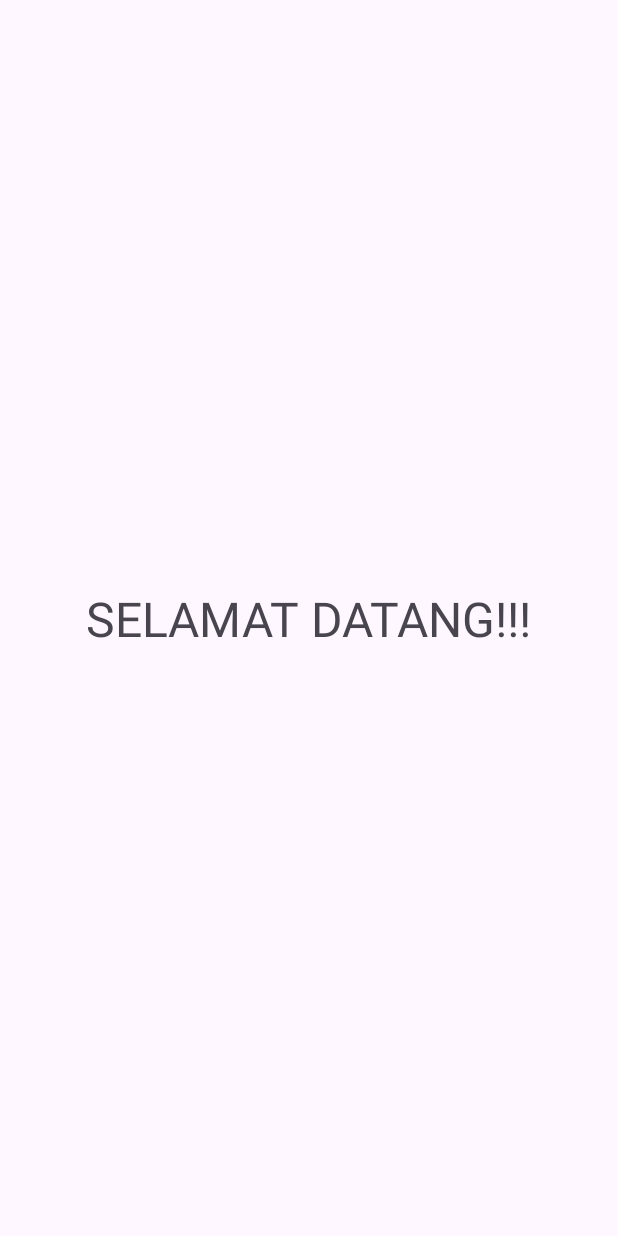
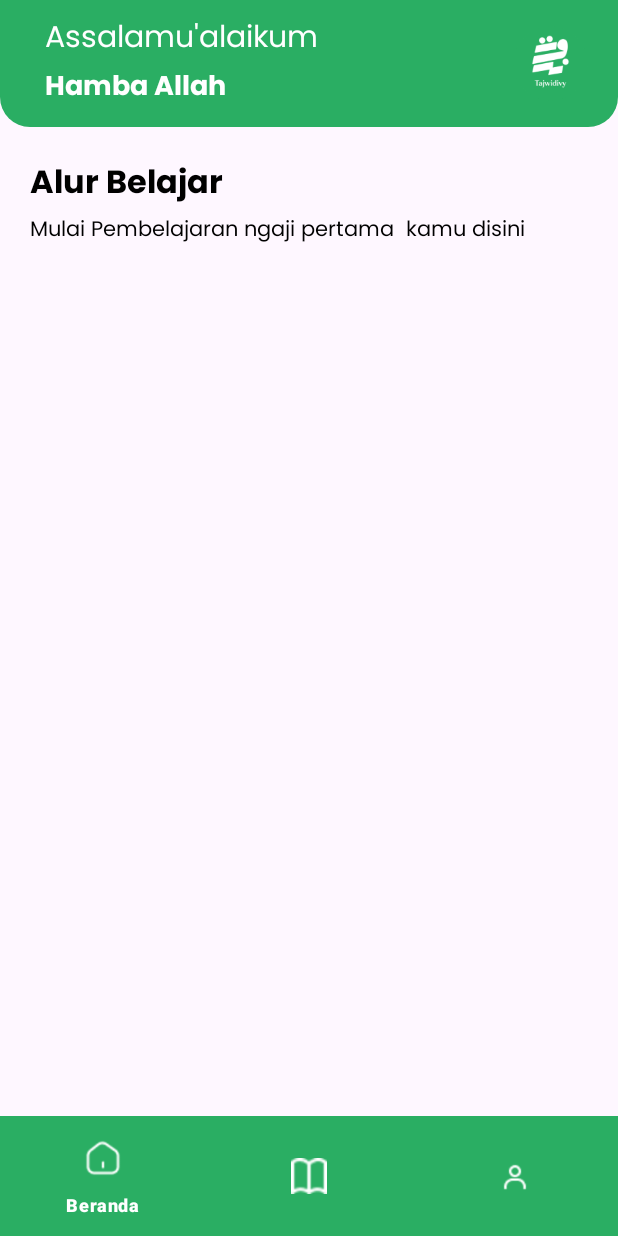
Before and after one commit to ardenaAfif/Tajwidify, an Android app: the screen it shows after launch once a user with an empty profile is signed in (HomeActivity), on a phone screen of 412 x 824 dp. Run offline under Robolectric (Android 15) with nearby library versions, the phone set to English and light mode, and no system bars; our stand-ins replace CircleImageView, Dagger/Hilt's generated code, Firebase (no records; nobody signed in at launch, a user with empty details on screens opened directly).

Commit message:
[add] Added bottomNavigationbar (home, doa and profile)

```diff
--- a/app/build.gradle.kts
+++ b/app/build.gradle.kts
@@ -44,9 +44,9 @@ android {
 }
 
 dependencies {
-    implementation("androidx.activity:activity:1.8.0")
+    implementation("androidx.activity:activity-ktx:1.8.2")
     //Navigation component
-    val navVersion = "2.6.0"
+    val navVersion = "2.7.6"
     implementation("androidx.navigation:navigation-fragment-ktx:$navVersion")
     implementation("androidx.navigation:navigation-ui-ktx:$navVersion")
 
--- a/app/src/main/java/com/kuliah/pkm/tajwidify/ui/home/HomeActivity.kt
+++ b/app/src/main/java/com/kuliah/pkm/tajwidify/ui/home/HomeActivity.kt
@@ -1,21 +1,45 @@
 package com.kuliah.pkm.tajwidify.ui.home
 
 import android.os.Bundle
-import androidx.activity.enableEdgeToEdge
 import androidx.appcompat.app.AppCompatActivity
-import androidx.core.view.ViewCompat
-import androidx.core.view.WindowInsetsCompat
+import androidx.fragment.app.Fragment
 import com.kuliah.pkm.tajwidify.R
+import com.kuliah.pkm.tajwidify.databinding.ActivityHomeBinding
+import com.kuliah.pkm.tajwidify.ui.doa.DoaFragment
+import com.kuliah.pkm.tajwidify.ui.profile.ProfileFragment
 
 class HomeActivity : AppCompatActivity() {
+
+    val binding by lazy {
+        ActivityHomeBinding.inflate(layoutInflater)
+    }
+
+
     override fun onCreate(savedInstanceState: Bundle?) {
         super.onCreate(savedInstanceState)
-        enableEdgeToEdge()
-        setContentView(R.layout.activity_home)
-        ViewCompat.setOnApplyWindowInsetsListener(findViewById(R.id.main)) { v, insets ->
-            val systemBars = insets.getInsets(WindowInsetsCompat.Type.systemBars())
-            v.setPadding(systemBars.left, systemBars.top, systemBars.right, systemBars.bottom)
-            insets
+        setContentView(binding.root)
+
+        binding.bottomNavView.setOnItemSelectedListener { menuItem ->
+            when(menuItem.itemId) {
+                R.id.home -> {
+                    replaceFragment(HomeFragment())
+                    true
+                }
+                R.id.doa -> {
+                    replaceFragment(DoaFragment())
+                    true
+                }
+                R.id.profile -> {
+                    replaceFragment(ProfileFragment())
+                    true
+                }
+                else -> false
+            }
         }
+        replaceFragment(HomeFragment())
+    }
+
+    private fun replaceFragment(fragment: Fragment){
+        supportFragmentManager.beginTransaction().replace(R.id.fragmentHomeView, fragment).commit()
     }
 }
--- /dev/null
+++ b/app/src/main/java/com/kuliah/pkm/tajwidify/ui/home/HomeFragment.kt
@@ -0,0 +1,27 @@
+package com.kuliah.pkm.tajwidify.ui.home
+
+import android.os.Bundle
+import androidx.fragment.app.Fragment
+import android.view.LayoutInflater
+import android.view.View
+import android.view.ViewGroup
+import com.kuliah.pkm.tajwidify.R
+import com.kuliah.pkm.tajwidify.databinding.FragmentHomeBinding
+
+class HomeFragment : Fragment() {
+
+    private lateinit var binding: FragmentHomeBinding
+
+    override fun onCreateView(
+        inflater: LayoutInflater, container: ViewGroup?,
+        savedInstanceState: Bundle?
+    ): View {
+        binding = FragmentHomeBinding.inflate(layoutInflater)
+        return binding.root
+    }
+
+    override fun onViewCreated(view: View, savedInstanceState: Bundle?) {
+        super.onViewCreated(view, savedInstanceState)
+    }
+
+}
--- /dev/null
+++ b/app/src/main/res/drawable/bg_toolbar.xml
@@ -0,0 +1,12 @@
+<?xml version="1.0" encoding="utf-8"?>
+<shape xmlns:android="http://schemas.android.com/apk/res/android"
+    android:shape="rectangle">
+
+    <solid
+        android:color="@color/green"/>
+
+    <corners
+        android:bottomLeftRadius="20dp"
+        android:bottomRightRadius="20dp"/>
+
+</shape>
--- /dev/null
+++ b/app/src/main/res/drawable/ic_arrow_back.xml
@@ -0,0 +1,5 @@
+<vector xmlns:android="http://schemas.android.com/apk/res/android" android:height="24dp" android:tint="#FFFFFF" android:viewportHeight="24" android:viewportWidth="24" android:width="24dp">
+
+    <path android:fillColor="@android:color/white" android:pathData="M17.77,3.77l-1.77,-1.77l-10,10l10,10l1.77,-1.77l-8.23,-8.23z"/>
+
+</vector>
--- a/app/src/main/res/layout/activity_home.xml
+++ b/app/src/main/res/layout/activity_home.xml
@@ -7,14 +7,29 @@
     android:layout_height="match_parent"
     tools:context=".ui.home.HomeActivity">
 
-    <TextView
-        android:layout_width="wrap_content"
-        android:layout_height="wrap_content"
-        android:text="SELAMAT DATANG!!!"
-        android:textSize="32sp"
-        app:layout_constraintBottom_toBottomOf="parent"
+    <fragment
+        android:id="@+id/fragmentHomeView"
+        android:name="androidx.navigation.fragment.NavHostFragment"
+        android:layout_width="match_parent"
+        android:layout_height="0dp"
+        tools:layout="@layout/fragment_home"
+        app:layout_constraintBottom_toTopOf="@+id/bottomNavView"
         app:layout_constraintEnd_toEndOf="parent"
         app:layout_constraintStart_toStartOf="parent"
         app:layout_constraintTop_toTopOf="parent" />
 
+    <com.google.android.material.bottomnavigation.BottomNavigationView
+        android:id="@+id/bottomNavView"
+        android:layout_width="wrap_content"
+        android:layout_height="wrap_content"
+        android:background="@color/green"
+        app:itemIconTint="@color/white"
+        app:itemTextColor="@color/white"
+        app:itemActiveIndicatorStyle="@style/App.Custom.Indicator"
+        app:labelVisibilityMode="selected"
+        app:layout_constraintBottom_toBottomOf="parent"
+        app:layout_constraintEnd_toEndOf="parent"
+        app:layout_constraintStart_toStartOf="parent"
+        app:menu="@menu/bottom_navbar" />
+
 </androidx.constraintlayout.widget.ConstraintLayout>
--- /dev/null
+++ b/app/src/main/res/layout/fragment_home.xml
@@ -0,0 +1,100 @@
+<?xml version="1.0" encoding="utf-8"?>
+<androidx.constraintlayout.widget.ConstraintLayout xmlns:android="http://schemas.android.com/apk/res/android"
+    xmlns:app="http://schemas.android.com/apk/res-auto"
+    xmlns:tools="http://schemas.android.com/tools"
+    android:layout_width="match_parent"
+    android:layout_height="match_parent"
+    tools:context=".ui.home.HomeFragment">
+
+    <LinearLayout
+        android:id="@+id/linearLayout"
+        android:layout_width="match_parent"
+        android:layout_height="wrap_content"
+        android:background="@drawable/bg_toolbar"
+        android:orientation="horizontal"
+        android:paddingStart="30dp"
+        android:paddingEnd="20dp"
+        android:paddingTop="10dp"
+        android:paddingBottom="10dp"
+        app:layout_constraintEnd_toEndOf="parent"
+        app:layout_constraintStart_toStartOf="parent"
+        app:layout_constraintTop_toTopOf="parent">
+
+        <LinearLayout
+            android:layout_width="0dp"
+            android:layout_height="wrap_content"
+            android:layout_weight="1"
+            android:orientation="vertical"
+            app:layout_constraintEnd_toEndOf="parent"
+            app:layout_constraintStart_toStartOf="parent"
+            app:layout_constraintTop_toTopOf="parent">
+
+            <TextView
+                android:id="@+id/textView"
+                android:layout_width="wrap_content"
+                android:layout_height="wrap_content"
+                android:fontFamily="@font/poppins_regular"
+                android:text="Assalamu'alaikum"
+                android:textColor="@color/white"
+                android:textSize="20sp"
+                app:layout_constraintStart_toStartOf="parent"
+                app:layout_constraintTop_toTopOf="parent" />
+
+            <TextView
+                android:id="@+id/firstName"
+                android:layout_width="wrap_content"
+                android:layout_height="wrap_content"
+                android:fontFamily="@font/poppins_bold"
+                android:text="Hamba Allah"
+                android:textColor="@color/white"
+                android:textSize="18sp"
+                app:layout_constraintStart_toStartOf="parent"
+                app:layout_constraintTop_toBottomOf="@+id/textView" />
+        </LinearLayout>
+
+        <de.hdodenhof.circleimageview.CircleImageView
+            android:layout_width="50dp"
+            android:layout_height="50dp"
+            android:layout_gravity="center_vertical"
+            android:src="@drawable/logo_bulet" />
+
+    </LinearLayout>
+
+    <TextView
+        android:id="@+id/leaning_path"
+        android:layout_width="wrap_content"
+        android:layout_height="wrap_content"
+        android:fontFamily="@font/poppins_bold"
+        android:text="Alur Belajar"
+        android:textColor="@color/black"
+        android:layout_marginStart="20dp"
+        android:layout_marginTop="20dp"
+        android:textSize="21sp"
+        app:layout_constraintStart_toStartOf="parent"
+        app:layout_constraintTop_toBottomOf="@+id/linearLayout" />
+
+    <TextView
+        android:id="@+id/textView2"
+        android:layout_width="wrap_content"
+        android:layout_height="wrap_content"
+        android:layout_marginStart="20dp"
+        android:fontFamily="@font/poppins_regular"
+        android:text="Mulai Pembelajaran ngaji pertama  kamu disini"
+        android:textColor="@color/black"
+        android:textSize="14sp"
+        app:layout_constraintStart_toStartOf="parent"
+        app:layout_constraintTop_toBottomOf="@+id/leaning_path" />
+
+    <androidx.recyclerview.widget.RecyclerView
+        android:id="@+id/rvMateriTajwid"
+        android:layout_width="0dp"
+        android:layout_height="0dp"
+        android:layout_marginTop="10dp"
+        app:layout_constraintBottom_toBottomOf="parent"
+        app:layout_constraintEnd_toEndOf="parent"
+        app:layout_constraintStart_toStartOf="parent"
+        app:layout_constraintTop_toBottomOf="@+id/textView2" />
+
+
+
+</androidx.constraintlayout.widget.ConstraintLayout>
--- /dev/null
+++ b/app/src/main/res/menu/bottom_navbar.xml
@@ -0,0 +1,20 @@
+<?xml version="1.0" encoding="utf-8"?>
+<menu xmlns:android="http://schemas.android.com/apk/res/android">
+
+    <item
+        android:id="@+id/home"
+        android:title="Beranda"
+        android:icon="@drawable/ic_home"/>
+
+    <item
+        android:id="@+id/doa"
+        android:title="Doa"
+        android:icon="@drawable/ic_doa"
+        android:iconTint="@color/white" />
+
+    <item
+        android:id="@+id/profile"
+        android:title="Profile"
+        android:iconTint="@color/white"
+        android:icon="@drawable/ic_profile"/>
+</menu>
--- a/app/src/main/res/values/colors.xml
+++ b/app/src/main/res/values/colors.xml
@@ -2,6 +2,7 @@
 <resources>
     <color name="black">#FF000000</color>
     <color name="white">#FFFFFFFF</color>
+    <color name="transparant">#00F5F5F5</color>
 
     <color name="green">#2AAE63</color>
     <color name="green_light">#00FF0D</color>
--- a/app/src/main/res/values/strings.xml
+++ b/app/src/main/res/values/strings.xml
@@ -1,10 +1,11 @@
 <resources>
     <string name="app_name">Tajwidify</string>
-    <!-- TODO: Remove or change this placeholder text -->
-    <string name="hello_blank_fragment">Hello blank fragment</string>
+
     <string name="password">Password</string>
     <string name="email">Email</string>
     <string name="masuk">Masuk</string>
     <string name="register">Daftar</string>
     <string name="register_desc">Mari belajar Tajwid bersama kami</string>
+    <!-- TODO: Remove or change this placeholder text -->
+    <string name="hello_blank_fragment">Hello blank fragment</string>
 </resources>
--- a/app/src/main/res/values/themes.xml
+++ b/app/src/main/res/values/themes.xml
@@ -11,4 +11,8 @@
     </style>
 
     <style name="Theme.Tajwidify" parent="Base.Theme.Tajwidify" />
+
+    <style name="App.Custom.Indicator" parent="Widget.Material3.BottomNavigationView.ActiveIndicator">
+        <item name="android:color">@color/transparant</item>
+    </style>
 </resources>
```
Also changed, not shown: app/src/main/java/com/kuliah/pkm/tajwidify/ui/doa/DoaFragment.kt (added, +23 -0 lines), app/src/main/java/com/kuliah/pkm/tajwidify/ui/profile/ProfileFragment.kt (added, +24 -0 lines), app/src/main/res/layout/activity_auth.xml (+4 -3 lines), app/src/main/res/layout/custom_toolbar.xml (added, +23 -0 lines), app/src/main/res/layout/fragment_doa.xml (added, +46 -0 lines), app/src/main/res/layout/fragment_profile.xml (added, +19 -0 lines), app/src/main/res/drawable/ic_doa.png (added), app/src/main/res/drawable/ic_home.png (added), app/src/main/res/drawable/ic_profile.png (added).
